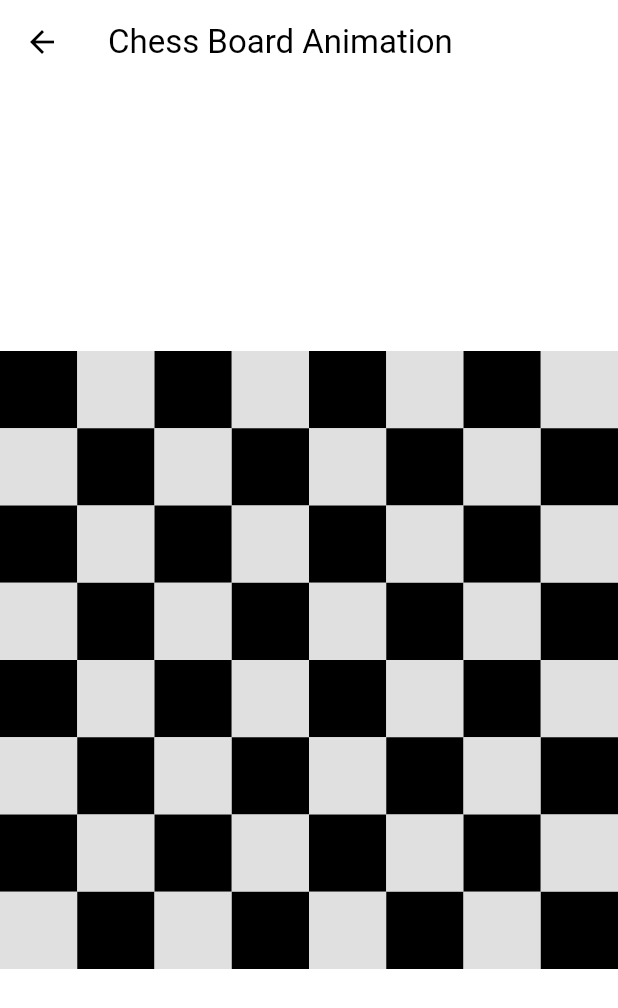
After one commit to Saehanseul/flutter_animation_masterclass, a Flutter app: the screen it shows after launch, after a tap on "Chess Board Animation", on a phone screen of 412 x 824 dp. The commit adds this screen. Shown: the top 1008 px of the screen. Run offline on Flutter 3.47's test engine with Material 2 defaults, Android fonts, the phone set to English and light mode, and no system bars; our stand-ins replace flutter_animate, rive; missing offline and left inert: dart:ffi.

Commit message:
Feat: add chess board animation

```diff
--- /dev/null
+++ b/lib/screens/chess_board_animation_screen.dart
@@ -0,0 +1,100 @@
+import 'package:flutter/material.dart';
+
+class ChessBoardAnimationScreen extends StatefulWidget {
+  const ChessBoardAnimationScreen({Key? key}) : super(key: key);
+
+  @override
+  _ChessBoardAnimationScreenState createState() =>
+      _ChessBoardAnimationScreenState();
+}
+
+class _ChessBoardAnimationScreenState extends State<ChessBoardAnimationScreen>
+    with TickerProviderStateMixin {
+  final List<AnimationController> _controllers = [];
+
+  @override
+  void initState() {
+    super.initState();
+
+    // 1. 흰색과 검은색 타일을 위한 애니메이션 컨트롤러 초기화.
+    // 흰색 타일은 0-7, 검은색 타일은 8-15의 인덱스를 가집니다.
+    for (int i = 0; i < 16; i++) {
+      _controllers.add(
+        AnimationController(
+          vsync: this,
+          duration: const Duration(milliseconds: 300), // 0.3초 동안 회전
+        ),
+      );
+    }
+    _startAnimation(isWhiteTile: true); // 흰색 타일 애니메이션 시작
+  }
+
+  // 2. 각 줄의 타일에 대한 애니메이션을 시작하는 함수
+  void _startAnimation({required bool isWhiteTile}) {
+    for (int i = 0; i < 8; i++) {
+      // 각 줄의 타일은 이전 줄의 시작 후 0.1초 지연으로 시작합니다.
+      Future.delayed(Duration(milliseconds: i * 100), () {
+        _controllers[isWhiteTile ? i : i + 8].forward().then((value) {
+          _controllers[isWhiteTile ? i : i + 8].reset();
+
+          // 3. 마지막 줄이 완료되면 반대색 타일 애니메이션을 시작합니다.
+          if (i == 7 && isWhiteTile) {
+            _startAnimation(isWhiteTile: false);
+          }
+          // 4. 모든 줄의 검은색 타일 애니메이션 완료 후 다시 흰색 타일 애니메이션을 시작합니다.
+          else if (i == 7 && !isWhiteTile) {
+            _startAnimation(isWhiteTile: true);
+          }
+        });
+      });
+    }
+  }
+
+  @override
+  Widget build(BuildContext context) {
+    return Scaffold(
+      appBar: AppBar(
+        title: const Text('Chess Board Animation'),
+      ),
+      body: Center(
+        child: AspectRatio(
+          aspectRatio: 1.0,
+          child: GridView.builder(
+            gridDelegate: const SliverGridDelegateWithFixedCrossAxisCount(
+              crossAxisCount: 8,
+            ),
+            itemBuilder: _buildTile,
+            itemCount: 64,
+          ),
+        ),
+      ),
+    );
+  }
+
+  // 5. 각 타일을 그리고 회전 애니메이션을 적용하는 함수
+  Widget _buildTile(BuildContext context, int index) {
+    bool isWhiteTile = (index % 2 == 0) ^ (index ~/ 8 % 2 == 0);
+
+    int controllerIndex = (isWhiteTile ? index ~/ 8 : (index ~/ 8) + 8);
+
+    return AnimatedBuilder(
+      animation: _controllers[controllerIndex],
+      builder: (context, child) {
+        return Transform.rotate(
+          angle: _controllers[controllerIndex].value * 3.141592653589793 / 2,
+          child: Container(
+            color: isWhiteTile ? Colors.grey.shade300 : Colors.black,
+          ),
+        );
+      },
+    );
+  }
+
+  @override
+  void dispose() {
+    for (var controller in _controllers) {
+      controller.dispose();
+    }
+    super.dispose();
+  }
+}
--- a/lib/screens/menu_screen.dart
+++ b/lib/screens/menu_screen.dart
@@ -1,6 +1,7 @@
 import 'package:flutter/material.dart';
 import 'package:flutter_animation_masterclass/screens/apple_watch_screen.dart';
 import 'package:flutter_animation_masterclass/screens/container_transform_screen.dart';
+import 'package:flutter_animation_masterclass/screens/chess_board_animation_screen.dart';
 import 'package:flutter_animation_masterclass/screens/custom_rive2_screen.dart';
 import 'package:flutter_animation_masterclass/screens/custom_rive_screen.dart';
 import 'package:flutter_animation_masterclass/screens/explicit_animations_screen.dart';
@@ -109,6 +110,15 @@ class MenuScreen extends StatelessWidget {
               onPressed: () {
                 _goToPage(
                   context,
+                  const ChessBoardAnimationScreen(),
+                );
+              },
+              child: const Text("Chess Board Animation"),
+            ),
+            ElevatedButton(
+              onPressed: () {
+                _goToPage(
+                  context,
                   const ContainerTransformScreen(),
                 );
               },
```
Also changed, not shown: pubspec.lock.
